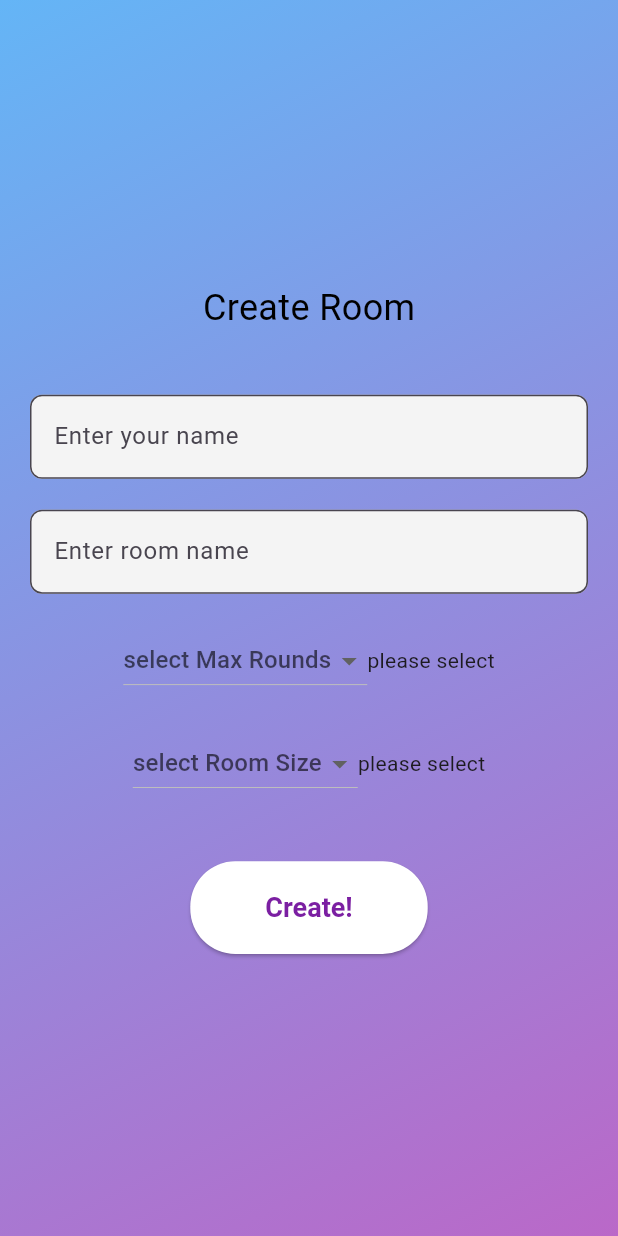
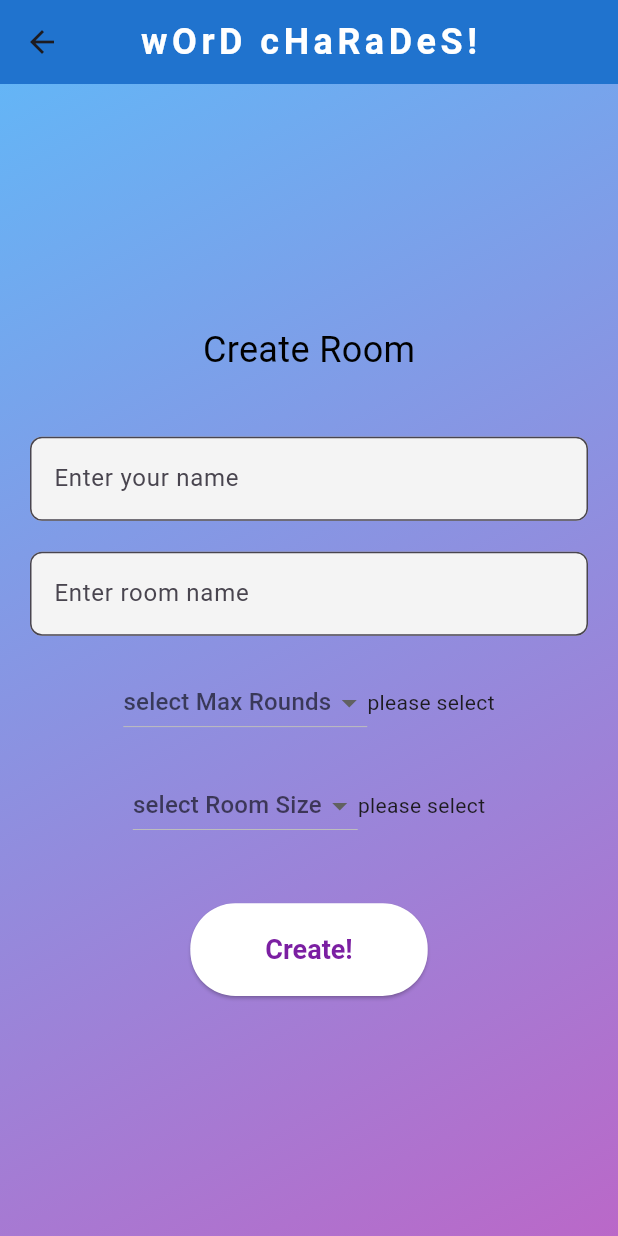
Before and after one commit to AbhinavISM/word-charades, a Flutter app: the screen it shows after launch, after a tap on "Create Game", on a phone screen of 412 x 824 dp. Run offline on Flutter 3.47's test engine with Material 3 defaults, Android fonts, the phone set to English and light mode, and no system bars; our stand-ins replace flutter_colorpicker, flutter_riverpod, freezed_annotation, permission_handler, socket_io_client; missing offline and left inert: agora_rtc_engine; network calls fail.

Commit message:
app bar ui update

```diff
--- a/lib/Screens/create_room_screen.dart
+++ b/lib/Screens/create_room_screen.dart
@@ -15,6 +15,20 @@ class CreateRoomScreen extends ConsumerWidget {
         if (snapshot.connectionState == ConnectionState.waiting ||
             snapshot.data == false) {
           return Scaffold(
+            appBar: AppBar(
+              title: const Text(
+                'wOrD cHaRaDeS!',
+                style: TextStyle(
+                  letterSpacing: 3,
+                  fontSize: 24,
+                  fontWeight: FontWeight.bold,
+                  color: Colors.white,
+                ),
+              ),
+              centerTitle: true,
+              backgroundColor: Colors.blue[700],
+              elevation: 4,
+            ),
             body: Container(
               decoration: BoxDecoration(
                 gradient: LinearGradient(
--- a/lib/Screens/home_screen.dart
+++ b/lib/Screens/home_screen.dart
@@ -12,13 +12,18 @@ class _MyHomePageState extends State<MyHomePage> {
   Widget build(BuildContext context) {
     return Scaffold(
       appBar: AppBar(
-        backgroundColor: Colors.blue[300]!,
-        title: const Center(
-          child: Text(
-            "wOrD cHaRaDeS",
-            style: TextStyle(letterSpacing: 3),
+        title: const Text(
+          'wOrD cHaRaDeS!',
+          style: TextStyle(
+            letterSpacing: 3,
+            fontSize: 24,
+            fontWeight: FontWeight.bold,
+            color: Colors.white,
           ),
         ),
+        centerTitle: true,
+        backgroundColor: Colors.blue[700],
+        elevation: 4,
       ),
       body: Container(
         decoration: BoxDecoration(
--- a/lib/Screens/join_room_screen.dart
+++ b/lib/Screens/join_room_screen.dart
@@ -16,6 +16,20 @@ class JoinRoomScreen extends ConsumerWidget {
         if (snapshot.connectionState == ConnectionState.waiting ||
             snapshot.data == false) {
           return Scaffold(
+            appBar: AppBar(
+              title: const Text(
+                'wOrD cHaRaDeS!',
+                style: TextStyle(
+                  letterSpacing: 3,
+                  fontSize: 24,
+                  fontWeight: FontWeight.bold,
+                  color: Colors.white,
+                ),
+              ),
+              centerTitle: true,
+              backgroundColor: Colors.blue[700],
+              elevation: 4,
+            ),
             body: Container(
               decoration: BoxDecoration(
                 gradient: LinearGradient(
```
